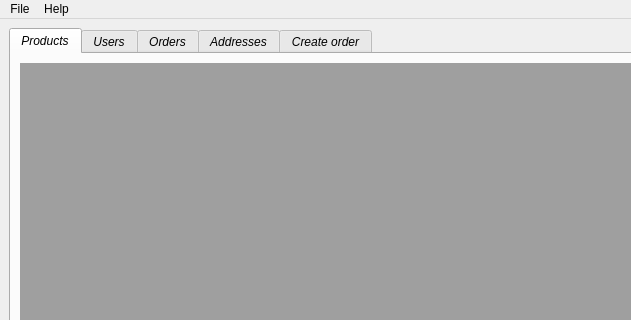
The window that mainwindow.ui (gustavosinbandera1/mayorga_db) describes before a commit, drawn with Qt 5; both pictures show x 0 to 631 and y 0 to 320 of the 951 by 478 pixel window.
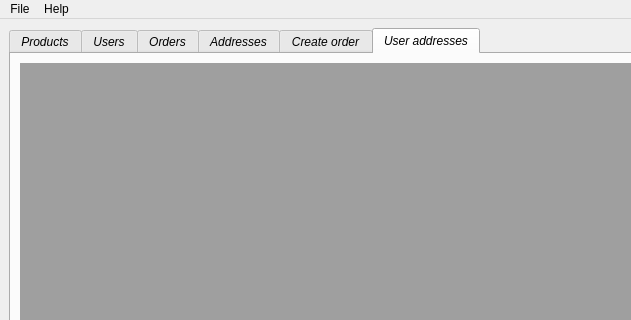
The same window after the commit. The open tabs and pages were chosen to show the change.

Commit message: removed some unused class

Patch:
```diff
--- a/mainwindow.ui
+++ b/mainwindow.ui
@@ -115,6 +115,16 @@
         </item>
        </layout>
       </widget>
+      <widget class="QWidget" name="tab_6">
+       <attribute name="title">
+        <string>User addresses</string>
+       </attribute>
+       <layout class="QGridLayout" name="gridLayout_7">
+        <item row="0" column="0">
+         <widget class="QMdiArea" name="userAddressMdiArea"/>
+        </item>
+       </layout>
+      </widget>
      </widget>
     </item>
    </layout>
```
Left out of the diff: 2 changed lines with no effect on the pictures. The commit also changes 16 other files.
